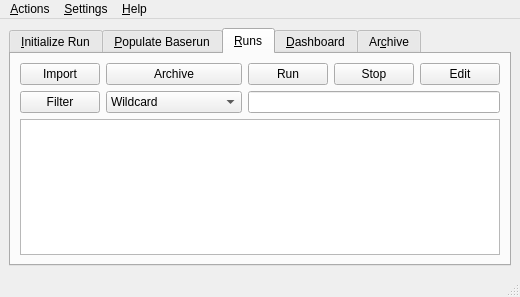
Old version of the form src/gui/solps-gui.ui in the repository LeCAD-PEG/SOLPS-GUI.
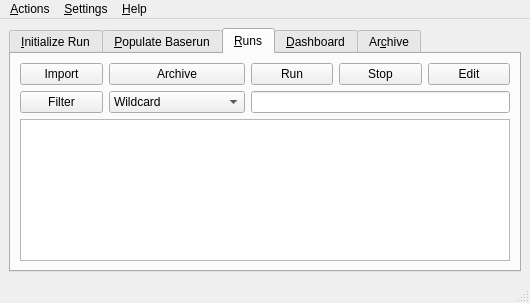
New version of the form.

Commit message: Tweak TreeView columns and Wildcard filter

The edit to the form file:
```diff
--- a/src/gui/solps-gui.ui
+++ b/src/gui/solps-gui.ui
@@ -9,8 +9,8 @@
    <rect>
     <x>0</x>
     <y>0</y>
-    <width>473</width>
-    <height>297</height>
+    <width>530</width>
+    <height>303</height>
    </rect>
   </property>
   <property name="sizePolicy">
@@ -420,8 +420,8 @@
     <rect>
      <x>0</x>
      <y>0</y>
-     <width>473</width>
-     <height>19</height>
+     <width>530</width>
+     <height>20</height>
     </rect>
    </property>
    <widget class="QMenu" name="menuFile">
```
Left out of the diff: 6 changed lines with no effect on the pictures. The commit also changes 1 other file.
